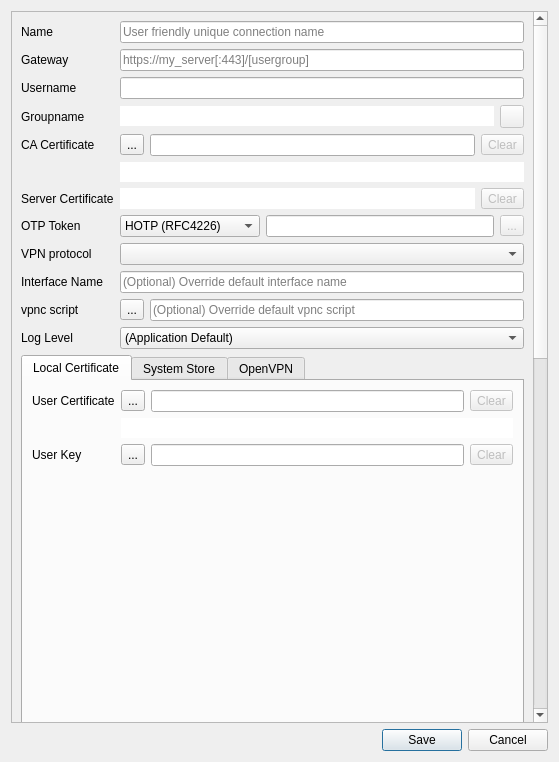
Qt form src/dialog/editdialog.ui (alissonchaves/openconnect-gui) before a commit.
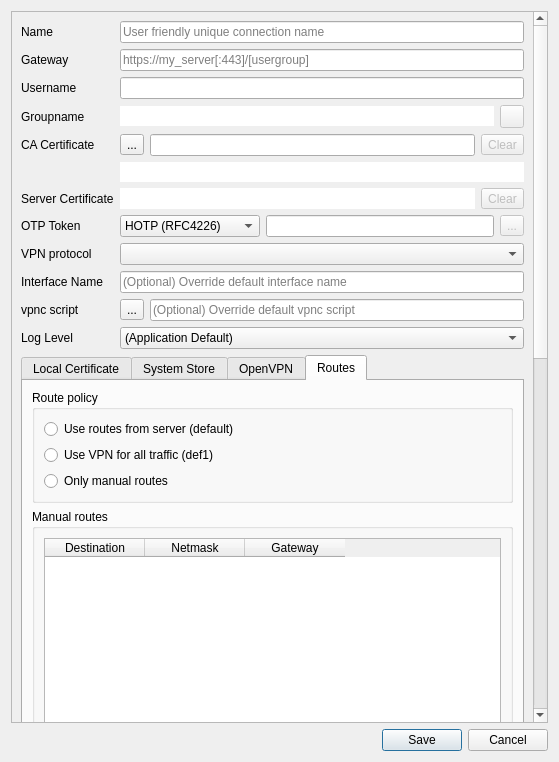
The same form after that commit. The open tabs and pages were chosen to show the change. Icons and pictures are not drawn.

Commit message:
Add manual route controls for OpenVPN and OpenConnect
Add a Routes tab to profiles with server/def1/manual policies

Persist route policy and entries in QSettings

Apply OpenVPN routing policy when generating temp configs

Wrap vpnc-script to enforce def1 or manual routes for OpenConnect

```diff
--- a/src/dialog/editdialog.ui
+++ b/src/dialog/editdialog.ui
@@ -860,8 +860,110 @@
          </item>
         </layout>
        </item>
-      </layout>
-     </widget>
+     </layout>
+    </widget>
+    <widget class="QWidget" name="routesTab">
+     <attribute name="title">
+      <string>Routes</string>
+     </attribute>
+     <layout class="QVBoxLayout" name="verticalLayout_routes">
+      <item>
+       <widget class="QGroupBox" name="routePolicyGroup">
+        <property name="title">
+         <string>Route policy</string>
+        </property>
+        <layout class="QVBoxLayout" name="verticalLayout_routePolicy">
+         <item>
+          <widget class="QRadioButton" name="routePolicyServerRadio">
+           <property name="text">
+            <string>Use routes from server (default)</string>
+           </property>
+          </widget>
+         </item>
+         <item>
+          <widget class="QRadioButton" name="routePolicyVpnDefaultRadio">
+           <property name="text">
+            <string>Use VPN for all traffic (def1)</string>
+           </property>
+          </widget>
+         </item>
+         <item>
+          <widget class="QRadioButton" name="routePolicyManualRadio">
+           <property name="text">
+            <string>Only manual routes</string>
+           </property>
+          </widget>
+         </item>
+        </layout>
+       </widget>
+      </item>
+      <item>
+       <widget class="QGroupBox" name="manualRoutesGroup">
+        <property name="title">
+         <string>Manual routes</string>
+        </property>
+        <layout class="QVBoxLayout" name="verticalLayout_manualRoutes">
+         <item>
+          <widget class="QTableWidget" name="manualRoutesTable">
+           <property name="columnCount">
+            <number>3</number>
+           </property>
+           <property name="rowCount">
+            <number>0</number>
+           </property>
+           <column>
+            <property name="text">
+             <string>Destination</string>
+            </property>
+           </column>
+           <column>
+            <property name="text">
+             <string>Netmask</string>
+            </property>
+           </column>
+           <column>
+            <property name="text">
+             <string>Gateway</string>
+            </property>
+           </column>
+          </widget>
+         </item>
+         <item>
+          <layout class="QHBoxLayout" name="manualRoutesButtonsLayout">
+           <item>
+            <widget class="QPushButton" name="routeAddButton">
+             <property name="text">
+              <string>Add route</string>
+             </property>
+            </widget>
+           </item>
+           <item>
+            <widget class="QPushButton" name="routeRemoveButton">
+             <property name="text">
+              <string>Remove route</string>
+             </property>
+            </widget>
+           </item>
+           <item>
+            <spacer name="manualRoutesSpacer">
+             <property name="orientation">
+              <enum>Qt::Horizontal</enum>
+             </property>
+             <property name="sizeHint" stdset="0">
+              <size>
+               <width>40</width>
+               <height>20</height>
+              </size>
+             </property>
+            </spacer>
+           </item>
+          </layout>
+         </item>
+        </layout>
+       </widget>
+      </item>
+     </layout>
+    </widget>
     </widget>
    </item>
    <item>
```
The commit also changes 9 other files.
